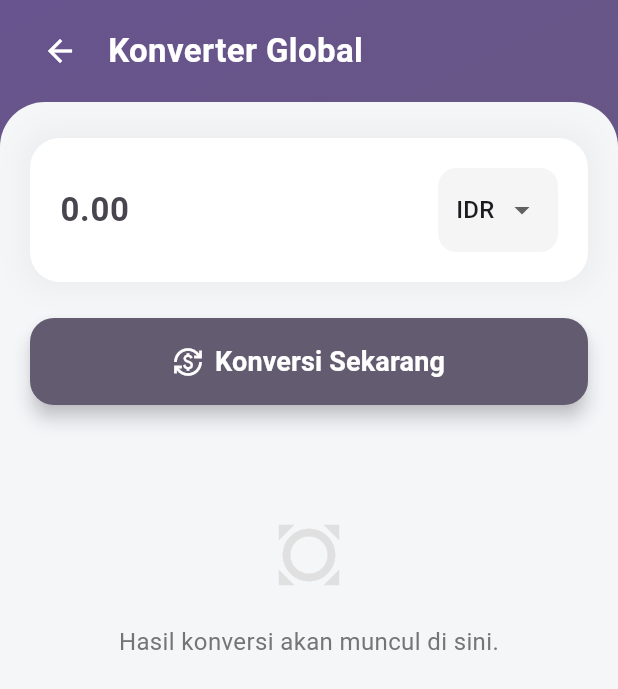
After one commit to ade781/projek-tpm-teori, a Flutter app: the screen it shows after launch, after a tap on "Konversi Mata Uang", on a phone screen of 412 x 824 dp. The commit adds this screen. Shown: the top 689 px of the screen. Run offline on Flutter 3.47's test engine with Material 3 defaults, Android fonts, the phone set to English and light mode, and no system bars; our stand-ins replace chat_bubbles, flutter_dotenv, flutter_local_notifications, flutter_map, google_generative_ai, google_nav_bar and 6 more; accounts and stored records are empty; Roboto replaces fonts that are missing (Poppins).

Commit message:
konversi mata uang done

```diff
--- /dev/null
+++ b/lib/pages/currency_converter_page.dart
@@ -0,0 +1,423 @@
+// lib/pages/currency_converter_page.dart
+
+import 'package:flutter/material.dart';
+import 'package:projek_akhir_teori/services/currency_service.dart';
+import 'package:intl/intl.dart';
+
+class CurrencyConverterPage extends StatefulWidget {
+  const CurrencyConverterPage({super.key});
+
+  @override
+  State<CurrencyConverterPage> createState() => _CurrencyConverterPageState();
+}
+
+class _CurrencyConverterPageState extends State<CurrencyConverterPage>
+    with SingleTickerProviderStateMixin {
+  final _amountController = TextEditingController();
+  final _currencyService = CurrencyService();
+
+  final List<String> _currencies = [
+    'IDR', 'SAR', 'USD', 'EUR', 'JPY', 'GBP', 'AUD', 'SGD'
+  ];
+  String _baseCurrency = 'IDR';
+
+  Map<String, double> _convertedAmounts = {};
+  bool _isLoading = false;
+  String? _lastUpdated; // State untuk menyimpan waktu update
+
+  // Controller dan animasi untuk list hasil
+  late AnimationController _animationController;
+  late List<Animation<double>> _animations;
+
+  /// Memulai proses konversi mata uang
+  Future<void> _convert() async {
+    final amount = double.tryParse(_amountController.text) ?? 0;
+    if (amount <= 0) {
+      ScaffoldMessenger.of(context).showSnackBar(
+        const SnackBar(
+            content: Text('Masukkan jumlah yang valid untuk dikonversi.')),
+      );
+      return;
+    }
+    FocusScope.of(context).unfocus();
+
+    setState(() {
+      _isLoading = true;
+      _convertedAmounts = {};
+      _lastUpdated = null; // Reset waktu update
+    });
+
+    try {
+      // Menerima seluruh response dari service
+      final responseData = await _currencyService.getLatestRates(_baseCurrency);
+      final rates = responseData['conversion_rates'] as Map<String, dynamic>;
+      final lastUpdateUtc = responseData['time_last_update_utc'] as String;
+
+      // Parsing dan format waktu update
+      final parsedDate = DateFormat("E, d MMM yyyy HH:mm:ss Z").parse(lastUpdateUtc, true);
+      final formattedDate = DateFormat('d MMM yyyy, HH:mm').format(parsedDate.toLocal());
+
+      final newConvertedAmounts = <String, double>{};
+      for (var currency in _currencies) {
+        if (currency == _baseCurrency) continue;
+        final rate = rates[currency];
+        if (rate != null) {
+          newConvertedAmounts[currency] = amount * rate;
+        }
+      }
+
+      setState(() {
+        _convertedAmounts = newConvertedAmounts;
+        _lastUpdated = formattedDate; // Simpan waktu update yang sudah diformat
+        _animations = List.generate(
+          _convertedAmounts.length,
+          (index) => Tween<double>(begin: 0.0, end: 1.0).animate(
+            CurvedAnimation(
+              parent: _animationController,
+              curve: Interval(
+                (1 / _convertedAmounts.length) * index,
+                1.0,
+                curve: Curves.easeOut,
+              ),
+            ),
+          ),
+        );
+      });
+      _animationController.forward(from: 0.0);
+    } catch (e) {
+      ScaffoldMessenger.of(context).showSnackBar(
+        SnackBar(content: Text('Error: ${e.toString()}')),
+      );
+    } finally {
+      setState(() {
+        _isLoading = false;
+      });
+    }
+  }
+
+  @override
+  void initState() {
+    super.initState();
+    _animationController = AnimationController(
+      vsync: this,
+      duration: const Duration(milliseconds: 700),
+    );
+    _animations = [];
+  }
+
+  @override
+  void dispose() {
+    _amountController.dispose();
+    _animationController.dispose();
+    super.dispose();
+  }
+
+  @override
+  Widget build(BuildContext context) {
+    return Scaffold(
+      body: Container(
+        decoration: BoxDecoration(
+          gradient: LinearGradient(
+            colors: [
+              Theme.of(context).colorScheme.primary,
+              Theme.of(context).colorScheme.secondary,
+            ],
+            begin: Alignment.topLeft,
+            end: Alignment.bottomRight,
+          ),
+        ),
+        child: SafeArea(
+          child: Column(
+            children: [
+              _buildAppBar(),
+              Expanded(
+                child: Container(
+                  width: double.infinity,
+                  padding: const EdgeInsets.symmetric(horizontal: 20.0),
+                  decoration: const BoxDecoration(
+                    color: Color(0xFFF4F6F8),
+                    borderRadius: BorderRadius.only(
+                      topLeft: Radius.circular(30),
+                      topRight: Radius.circular(30),
+                    ),
+                  ),
+                  child: SingleChildScrollView(
+                    child: Column(
+                      crossAxisAlignment: CrossAxisAlignment.start,
+                      children: [
+                        const SizedBox(height: 24),
+                        _buildInputCard(),
+                        const SizedBox(height: 24),
+                        _buildConvertButton(),
+                        const SizedBox(height: 30),
+                        _buildResultsSection(),
+                        // Menampilkan footer info dan credit
+                        if (_lastUpdated != null) _buildFooterInfo(),
+                      ],
+                    ),
+                  ),
+                ),
+              ),
+            ],
+          ),
+        ),
+      ),
+    );
+  }
+
+  /// AppBar kustom
+  Widget _buildAppBar() {
+    return Padding(
+      padding: const EdgeInsets.symmetric(horizontal: 16.0, vertical: 10.0),
+      child: Row(
+        children: [
+          IconButton(
+            icon: const Icon(Icons.arrow_back, color: Colors.white),
+            onPressed: () => Navigator.of(context).pop(),
+          ),
+          const SizedBox(width: 8),
+          const Text(
+            'Konverter Global',
+            style: TextStyle(
+                color: Colors.white, fontSize: 22, fontWeight: FontWeight.bold),
+          ),
+        ],
+      ),
+    );
+  }
+
+  /// Widget untuk kartu input
+  Widget _buildInputCard() {
+    return Container(
+      padding: const EdgeInsets.all(20),
+      decoration: BoxDecoration(
+        color: Colors.white,
+        borderRadius: BorderRadius.circular(20),
+        boxShadow: [
+          BoxShadow(
+            color: Colors.grey.withOpacity(0.1),
+            spreadRadius: 5,
+            blurRadius: 15,
+          ),
+        ],
+      ),
+      child: Row(
+        children: [
+          Expanded(
+            child: TextField(
+              controller: _amountController,
+              keyboardType:
+                  const TextInputType.numberWithOptions(decimal: true),
+              style: TextStyle(
+                fontSize: 22,
+                fontWeight: FontWeight.bold,
+                color: Theme.of(context).colorScheme.primary,
+              ),
+              decoration: const InputDecoration(
+                hintText: '0.00',
+                border: InputBorder.none,
+              ),
+            ),
+          ),
+          const SizedBox(width: 16),
+          Container(
+            padding: const EdgeInsets.symmetric(horizontal: 12, vertical: 4),
+            decoration: BoxDecoration(
+              color: Colors.grey.shade100,
+              borderRadius: BorderRadius.circular(12),
+            ),
+            child: DropdownButtonHideUnderline(
+              child: DropdownButton<String>(
+                value: _baseCurrency,
+                items: _currencies.map((String currency) {
+                  return DropdownMenuItem<String>(
+                    value: currency,
+                    child: Text(currency,
+                        style: const TextStyle(fontWeight: FontWeight.w500)),
+                  );
+                }).toList(),
+                onChanged: (val) {
+                  if (val != null) {
+                    setState(() => _baseCurrency = val);
+                  }
+                },
+              ),
+            ),
+          ),
+        ],
+      ),
+    );
+  }
+
+  /// Tombol Konversi
+  Widget _buildConvertButton() {
+    return SizedBox(
+      width: double.infinity,
+      child: ElevatedButton.icon(
+        onPressed: _isLoading ? null : _convert,
+        icon: _isLoading
+            ? Container()
+            : const Icon(Icons.currency_exchange, size: 20),
+        label: _isLoading
+            ? const SizedBox(
+                width: 24,
+                height: 24,
+                child:
+                    CircularProgressIndicator(strokeWidth: 3, color: Colors.white),
+              )
+            : const Text(
+                'Konversi Sekarang',
+                style: TextStyle(fontSize: 18, fontWeight: FontWeight.bold),
+              ),
+        style: ElevatedButton.styleFrom(
+          backgroundColor: Theme.of(context).colorScheme.secondary,
+          foregroundColor: Colors.white,
+          padding: const EdgeInsets.symmetric(vertical: 16),
+          shape:
+              RoundedRectangleBorder(borderRadius: BorderRadius.circular(16)),
+          elevation: 5,
+          shadowColor:
+              Theme.of(context).colorScheme.secondary.withOpacity(0.5),
+        ),
+      ),
+    );
+  }
+
+  /// Bagian untuk menampilkan hasil
+  Widget _buildResultsSection() {
+    if (_convertedAmounts.isEmpty && !_isLoading) {
+      return Center(
+        child: Padding(
+          padding: const EdgeInsets.symmetric(vertical: 40.0),
+          child: Column(
+            children: [
+              Icon(Icons.all_out_sharp, size: 60, color: Colors.grey.shade300),
+              const SizedBox(height: 16),
+              Text(
+                'Hasil konversi akan muncul di sini.',
+                textAlign: TextAlign.center,
+                style: TextStyle(color: Colors.grey.shade600, fontSize: 16),
+              ),
+            ],
+          ),
+        ),
+      );
+    }
+
+    return Column(
+      crossAxisAlignment: CrossAxisAlignment.start,
+      children: [
+        if (_convertedAmounts.isNotEmpty)
+          Padding(
+            padding: const EdgeInsets.only(left: 8.0, bottom: 8.0),
+            child: Text(
+              'Nilai dalam Mata Uang Lain',
+              style: TextStyle(
+                fontSize: 18,
+                fontWeight: FontWeight.bold,
+                color: Theme.of(context).colorScheme.onBackground.withOpacity(0.8),
+              ),
+            ),
+          ),
+        ListView.builder(
+          shrinkWrap: true,
+          physics: const NeverScrollableScrollPhysics(),
+          itemCount: _convertedAmounts.length,
+          itemBuilder: (context, index) {
+            final entry = _convertedAmounts.entries.elementAt(index);
+            return FadeTransition(
+              opacity: _animations[index],
+              child: SlideTransition(
+                position: Tween<Offset>(
+                  begin: const Offset(0, 0.5),
+                  end: Offset.zero,
+                ).animate(_animations[index]),
+                child: _buildResultItem(currency: entry.key, amount: entry.value),
+              ),
+            );
+          },
+        ),
+      ],
+    );
+  }
+
+  /// Widget untuk setiap item hasil
+  Widget _buildResultItem({required String currency, required double amount}) {
+    final numberFormat =
+        NumberFormat.currency(locale: 'en_US', symbol: '', decimalDigits: 2);
+    final currencyFullName = {
+      'IDR': 'Rupiah Indonesia', 'SAR': 'Rial Arab Saudi', 'USD': 'Dolar Amerika', 'EUR': 'Euro', 'JPY': 'Yen Jepang', 'GBP': 'Pound Inggris', 'AUD': 'Dolar Australia', 'SGD': 'Dolar Singapura'
+    };
+    final currencyFlags = {
+      'IDR': '🇮🇩', 'SAR': '🇸🇦', 'USD': '🇺🇸', 'EUR': '🇪🇺', 'JPY': '🇯🇵', 'GBP': '🇬🇧', 'AUD': '🇦🇺', 'SGD': '🇸🇬'
+    };
+
+    return Card(
+      margin: const EdgeInsets.symmetric(vertical: 6),
+      elevation: 0,
+      color: Colors.white,
+      shape: RoundedRectangleBorder(borderRadius: BorderRadius.circular(16)),
+      child: Padding(
+        padding: const EdgeInsets.symmetric(horizontal: 16, vertical: 12),
+        child: Row(
+          children: [
+            Text(currencyFlags[currency] ?? '🏳️', style: const TextStyle(fontSize: 28)),
+            const SizedBox(width: 16),
+            Column(
+              crossAxisAlignment: CrossAxisAlignment.start,
+              children: [
+                Text(
+                  currency,
+                  style: const TextStyle(
+                      fontWeight: FontWeight.bold, fontSize: 16),
+                ),
+                Text(
+                  currencyFullName[currency] ?? '',
+                  style: TextStyle(color: Colors.grey.shade600, fontSize: 12),
+                ),
+              ],
+            ),
+            const Spacer(),
+            Text(
+              numberFormat.format(amount),
+              style:
+                  const TextStyle(fontSize: 16, fontWeight: FontWeight.w500),
+            ),
+          ],
+        ),
+      ),
+    );
+  }
+
+  /// Widget untuk menampilkan footer info dan credit
+  Widget _buildFooterInfo() {
+    return Padding(
+      padding: const EdgeInsets.only(top: 24.0, bottom: 8.0),
+      child: Center( // Dibungkus dengan widget Center
+        child: Column(
+          children: [
+            Text(
+              'Data disediakan oleh ExchangeRate-API.',
+              style: TextStyle(fontSize: 12, color: Colors.grey.shade600),
+            ),
+            const SizedBox(height: 4),
+            Text(
+              'Terakhir diperbarui: $_lastUpdated WIB',
+              style: TextStyle(fontSize: 12, color: Colors.grey.shade600),
+            ),
+            const SizedBox(height: 16),
+            const Text(
+              'MADE BY ADE7',
+              style: TextStyle(
+                fontSize: 14,
+                fontWeight: FontWeight.bold,
+                fontStyle: FontStyle.italic,
+                color: Colors.black54,
+              ),
+            ),
+          ],
+        ),
+      ),
+    );
+  }
+}
--- a/lib/pages/home.dart
+++ b/lib/pages/home.dart
@@ -4,6 +4,7 @@ import 'package:flutter/material.dart';
 import 'package:projek_akhir_teori/pages/game_page.dart';
 import 'package:projek_akhir_teori/services/auth_service.dart';
 import 'package:projek_akhir_teori/pages/map_page.dart';
+import 'package:projek_akhir_teori/pages/currency_converter_page.dart';
 
 class HomePage extends StatefulWidget {
   const HomePage({super.key});
@@ -58,7 +59,6 @@ class _HomePageState extends State<HomePage> {
               vertical: 16.0,
             ),
             children: <Widget>[
-              // --- Header dengan Nama Pengguna ---
               Text(
                 'Selamat Datang,',
                 style: TextStyle(
@@ -79,7 +79,6 @@ class _HomePageState extends State<HomePage> {
               ),
               const SizedBox(height: 40),
 
-              // --- Kartu Menu ---
               _MenuCard(
                 icon: Icons.gamepad_outlined,
                 title: 'Lurufa (Tebak Kata)',
@@ -101,6 +100,18 @@ class _HomePageState extends State<HomePage> {
                   );
                 },
               ),
+              _MenuCard(
+                icon: Icons.currency_exchange,
+                title: 'Konversi Mata Uang',
+                subtitle: 'Cek nilai tukar Rupiah, Rial, Dollar, Euro',
+                onTap: () {
+                  Navigator.of(context).push(
+                    MaterialPageRoute(
+                      builder: (context) => const CurrencyConverterPage(),
+                    ),
+                  );
+                },
+              ),
             ],
           ),
         ),
@@ -109,8 +120,6 @@ class _HomePageState extends State<HomePage> {
   }
 }
 
-// --- WIDGET BARU: _MenuCard ---
-// Widget kustom untuk menampilkan kartu menu yang lebih menarik.
 class _MenuCard extends StatelessWidget {
   final IconData icon;
   final String title;
```
Also changed, not shown: lib/services/currency_service.dart (added, +43 -0 lines).
